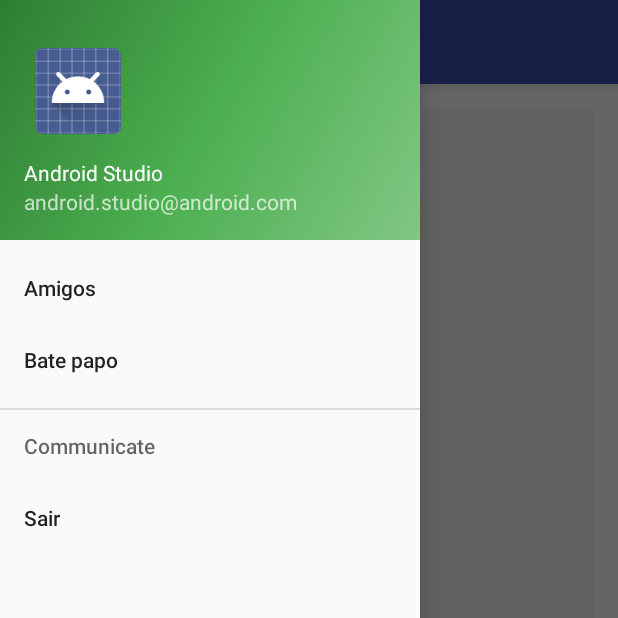
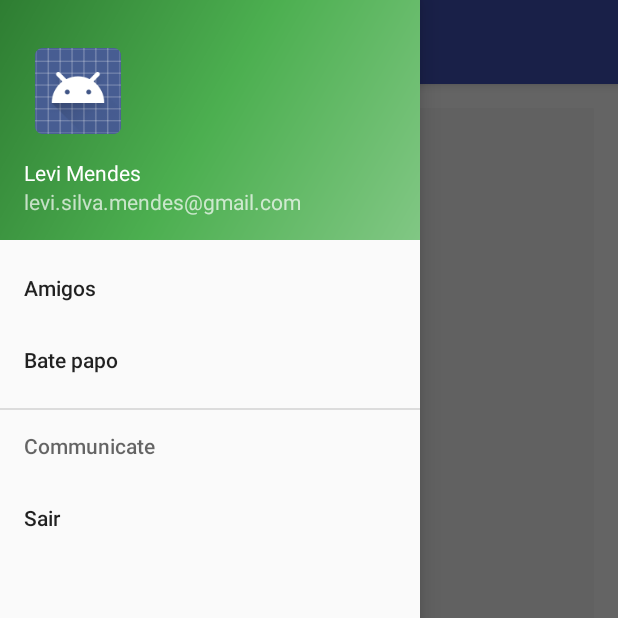
Before and after one commit to levi-mendes/LoginFacebook, an Android app: the TimelineActivity screen opened directly, with no data from a screen before it, with the side drawer open, on a phone screen of 412 x 824 dp, the top half of it. Run offline under Robolectric (Android 15) with nearby library versions, the phone set to English and light mode, and no system bars; our stand-ins replace ButterKnife; libraries missing offline, so code that uses them is left out: com.facebook, com.facebook.login; pictures from the network do not load; 1 statement that could not run was skipped.

Commit message:
adicionado email e nome harde coded

```diff
--- a/app/src/main/res/layout/nav_header_main.xml
+++ b/app/src/main/res/layout/nav_header_main.xml
@@ -24,13 +24,13 @@
         android:layout_width="match_parent"
         android:layout_height="wrap_content"
         android:paddingTop="@dimen/nav_header_vertical_spacing"
-        android:text="Android Studio"
+        android:text="Levi Mendes"
         android:textAppearance="@style/TextAppearance.AppCompat.Body1" />
 
     <TextView
         android:id="@+id/textView"
         android:layout_width="wrap_content"
         android:layout_height="wrap_content"
-        android:text="android.studio@android.com" />
+        android:text="levi.silva.mendes@gmail.com" />
 
 </LinearLayout>
```
